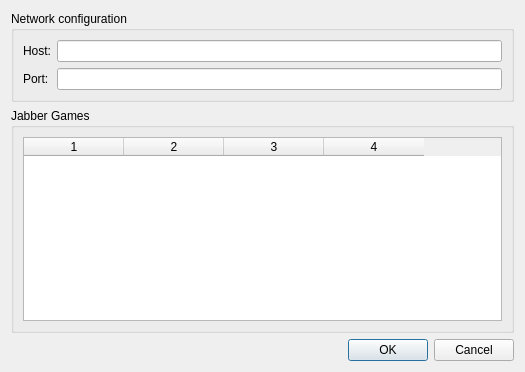
First picture: the form in ksirk/Dialogs/joingame.ui, repository KDE/ksirk, before the edit.
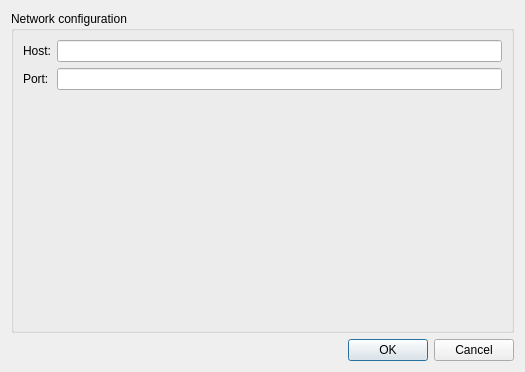
Second picture: the form after the edit. Custom widgets are drawn as their Qt base class.

Commit message: New Jabber games init works ; TCP games available again

Diff of the .ui file:
```diff
--- a/ksirk/Dialogs/joingame.ui
+++ b/ksirk/Dialogs/joingame.ui
@@ -42,35 +42,6 @@
      </layout>
     </widget>
    </item>
-   <item>
-    <widget class="QGroupBox" name="groupBox_2" >
-     <property name="title" >
-      <string>Jabber Games</string>
-     </property>
-     <layout class="QVBoxLayout" name="verticalLayout_2" >
-      <item>
-       <widget class="QTableWidget" name="jabberTable" >
-        <property name="selectionMode" >
-         <enum>QAbstractItemView::SingleSelection</enum>
-        </property>
-        <property name="selectionBehavior" >
-         <enum>QAbstractItemView::SelectRows</enum>
-        </property>
-        <property name="rowCount" >
-         <number>0</number>
-        </property>
-        <property name="columnCount" >
-         <number>4</number>
-        </property>
-        <column/>
-        <column/>
-        <column/>
-        <column/>
-       </widget>
-      </item>
-     </layout>
-    </widget>
-   </item>
    <item>
     <widget class="QDialogButtonBox" name="buttonBox" >
      <property name="orientation" >
```
The commit also changes 15 other files.
